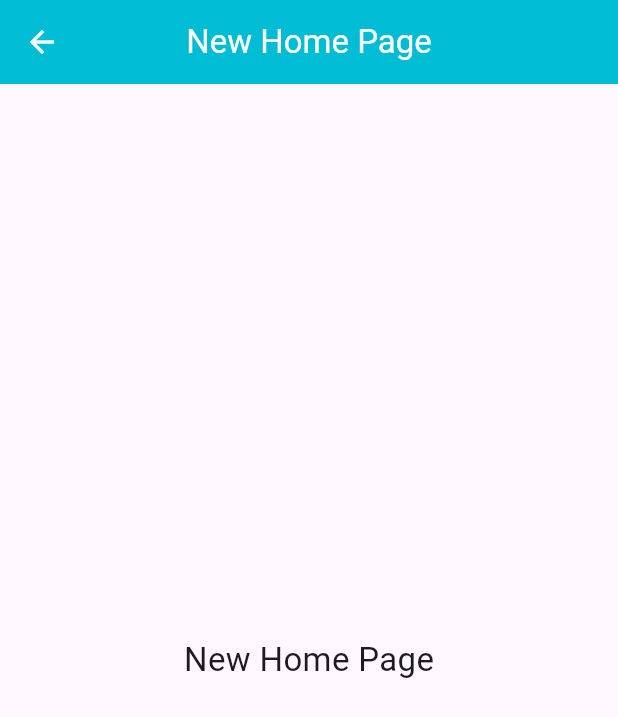
After one commit to umair8ali/Chips-in-Flutter, a Flutter app: the screen it shows after launch, after a tap on "Click", on a phone screen of 412 x 824 dp. The commit adds this screen. Shown: the top 717 px of the screen. Run offline on Flutter 3.47's test engine with Material 3 defaults, Android fonts, the light colour scheme and no system bars.

Commit message:
Create New Pages

```diff
--- /dev/null
+++ b/lib/ButtonScreens/HomePage/new_home_page.dart
@@ -0,0 +1,35 @@
+import 'package:flutter/material.dart';
+
+class NewHomePage extends StatelessWidget {
+  const NewHomePage({super.key});
+
+  @override
+  Widget build(BuildContext context) {
+    return Scaffold(
+      body: Center(
+        child: Column(
+          mainAxisAlignment: MainAxisAlignment.center,
+          children: [
+            Text(
+              "New Home Page",
+              style: TextStyle(
+                fontSize: 22,
+              ),
+            ),
+          ],
+        ),
+      ),
+      appBar: AppBar(
+        title: Text(
+          'New Home Page',
+          style: TextStyle(
+            fontSize: 22,
+          ),
+        ),
+        centerTitle: true,
+        backgroundColor: Colors.cyan,
+        foregroundColor: Colors.white,
+      ),
+    );
+  }
+}
--- a/lib/chip_screen.dart
+++ b/lib/chip_screen.dart
@@ -56,7 +56,7 @@ class _ChipScreenState extends State<ChipScreen> {
                     final type = rowData[index].buttonType;
                     switch (type) {
                       case ButtonType.chip:
-                        return TextButton(
+                        return ElevatedButton(
                           child: Text(rowData[index].chipButton),
                           onPressed: () {
                             Navigator.push(
--- a/lib/main.dart
+++ b/lib/main.dart
@@ -1,5 +1,6 @@
 import 'package:flutter/material.dart';
-import 'package:implementation_chips/chip_screen.dart';
+// import 'package:implementation_chips/chip_screen.dart';
+import 'package:implementation_chips/new_screen.dart';
 
 void main() {
   runApp(const MyApp());
@@ -15,7 +16,7 @@ class MyApp extends StatelessWidget {
       theme: ThemeData(
         primarySwatch: Colors.blueGrey,
       ),
-      home: ChipScreen(),
+      home: NewScreen(),
     );
   }
 }
--- a/lib/new_screen.dart
+++ b/lib/new_screen.dart
@@ -1,22 +1,115 @@
 import 'package:flutter/material.dart';
+import 'package:implementation_chips/ButtonScreens/HomePage/new_home_page.dart';
+import 'package:implementation_chips/ButtonScreens/HomePage/new_setting_page.dart';
 
-class NewScreen extends StatelessWidget {
+class NewScreen extends StatefulWidget {
   const NewScreen({super.key});
 
   @override
+  State<NewScreen> createState() => _NewScreenState();
+}
+
+class _NewScreenState extends State<NewScreen> {
+  int selectedIndex = 0;
+
+  @override
   Widget build(BuildContext context) {
+    final List<Widget> pages = [
+      Center(
+        child: Column(
+          mainAxisAlignment: MainAxisAlignment.center,
+          children: [
+            Text('Home Page', style: TextStyle(fontSize: 24)),
+            ElevatedButton(
+              child: Text('Click'),
+              onPressed: () {
+                Navigator.push(
+                  context,
+                  MaterialPageRoute(
+                    builder: (context) => NewHomePage(),
+                  ),
+                );
+              },
+            ),
+          ],
+        ),
+      ),
+      Center(
+          child: Column(
+        mainAxisAlignment: MainAxisAlignment.center,
+        children: [
+          Text('Setting Page', style: TextStyle(fontSize: 24)),
+          ElevatedButton(
+            child: Text('Click'),
+            onPressed: () {
+              Navigator.push(
+                context,
+                MaterialPageRoute(
+                  builder: (context) => NewSettingPage(),
+                ),
+              );
+            },
+          ),
+        ],
+      )),
+      Center(
+          child: Column(
+        mainAxisAlignment: MainAxisAlignment.center,
+        children: [
+          Text('Profile Page', style: TextStyle(fontSize: 24)),
+          ElevatedButton(
+            child: Text('Click'),
+            onPressed: () {
+              Navigator.push(
+                context,
+                MaterialPageRoute(
+                  builder: (context) => NewSettingPage(),
+                ),
+              );
+            },
+          ),
+        ],
+      )),
+    ];
+
+    void onItemTapped(int index) {
+      setState(() {
+        selectedIndex = index;
+      });
+    }
+
     return Scaffold(
       appBar: AppBar(
-
-      ),
-      body: Center(
-        child: Text(
-          'New Screen',
+        title: Text(
+          'Simple Chip',
           style: TextStyle(
             fontSize: 22,
-            fontWeight: FontWeight.bold,
           ),
         ),
+        centerTitle: true,
+        backgroundColor: Colors.cyan,
+        foregroundColor: Colors.white,
+      ),
+      body: pages[selectedIndex],
+      bottomNavigationBar: BottomNavigationBar(
+        currentIndex: selectedIndex,
+        onTap: onItemTapped,
+        selectedItemColor: Colors.teal,
+        unselectedItemColor: Colors.grey,
+        items: [
+          BottomNavigationBarItem(
+            icon: Icon(Icons.home),
+            label: 'Home',
+          ),
+          BottomNavigationBarItem(
+            icon: Icon(Icons.settings),
+            label: 'Settings',
+          ),
+          BottomNavigationBarItem(
+            icon: Icon(Icons.person),
+            label: 'Profile',
+          ),
+        ],
       ),
     );
   }
```
Also changed, not shown: lib/ButtonScreens/HomePage/new_profile_page.dart (added, +35 -0 lines), lib/ButtonScreens/HomePage/new_setting_page.dart (added, +35 -0 lines).
